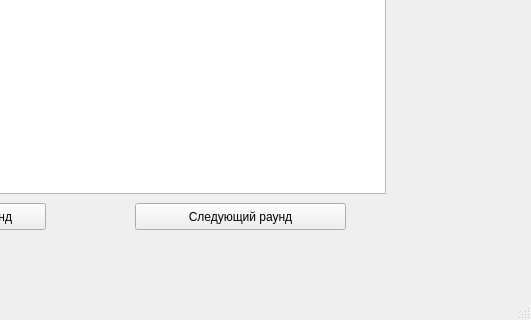
This is form.ui in chester5009/bowling as Qt 5 draws it before an edit; both pictures show x 285 to 816 and y 417 to 737 of the 816 by 737 pixel window. The edited form follows.
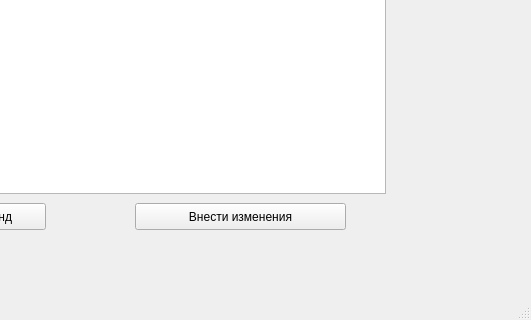
This is the edited form.

The edit to the form file:
```diff
--- a/form.ui
+++ b/form.ui
@@ -120,7 +120,7 @@
        </rect>
       </property>
       <property name="text">
-       <string>Следующий раунд</string>
+       <string>Внести изменения</string>
       </property>
      </widget>
      <widget class="QPushButton" name="pushButton_3">
```
